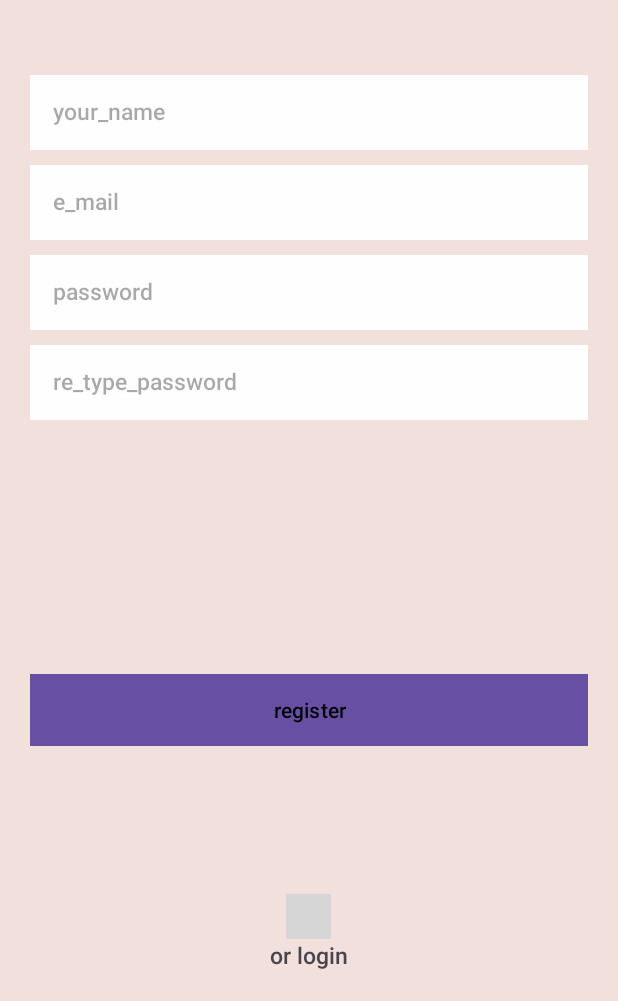
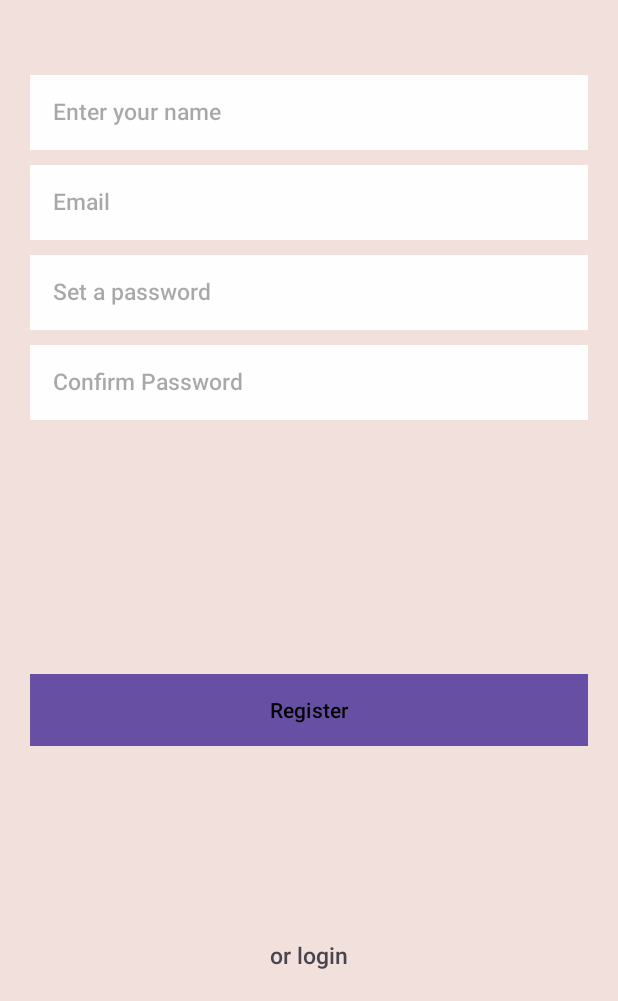
Before and after one commit to EqualOpportuna/EOAPP, an Android app: the layout sign_up.xml on its own in the app's theme, with its tools: preview values and no code run, on a phone screen of 412 x 824 dp, the part 235-1236 px from its top. Run offline under Robolectric (Android 15) with nearby library versions, the light colour scheme and no system bars; grey boxes are pictures that could not be loaded.

Commit message:
Fixed some issues
1. Fixed simple layout issues
2. changed input text box hints
3. removed an image view

```diff
--- a/app/src/main/res/layout/sign_up.xml
+++ b/app/src/main/res/layout/sign_up.xml
@@ -1,12 +1,10 @@
-<?xml version="1.0" encoding="utf-8"?>
+<?xml version="1.0" encoding="UTF-8"?>
 <androidx.constraintlayout.widget.ConstraintLayout xmlns:android="http://schemas.android.com/apk/res/android"
-    xmlns:app="http://schemas.android.com/apk/res-auto"
     xmlns:tools="http://schemas.android.com/tools"
     android:layout_width="match_parent"
     android:layout_height="match_parent"
     tools:context=".MainActivity">
 
-    <?xml version="1.0" encoding="utf-8"?>
     <LinearLayout
         android:layout_width="match_parent"
         android:layout_height="match_parent"
@@ -45,7 +43,7 @@
             android:layout_marginBottom="10dp"
             android:background="#FEFEFE"
             android:fontFamily="sans-serif-medium"
-            android:hint="your_name"
+            android:hint="Enter your name"
             android:inputType="textPersonName"
             android:padding="15dp"
             android:textSize="15sp" />
@@ -59,7 +57,7 @@
             android:layout_marginBottom="10dp"
             android:background="#FEFEFE"
             android:fontFamily="sans-serif-medium"
-            android:hint="e_mail"
+            android:hint="Email"
             android:inputType="textEmailAddress"
             android:padding="15dp"
             android:textSize="15sp" />
@@ -73,7 +71,7 @@
             android:layout_marginBottom="10dp"
             android:background="#FEFEFE"
             android:fontFamily="sans-serif-medium"
-            android:hint="password"
+            android:hint="Set a password"
             android:inputType="textPassword"
             android:padding="15dp"
             android:textSize="15sp" />
@@ -86,7 +84,7 @@
             android:layout_marginRight="20dp"
             android:background="#FEFEFE"
             android:fontFamily="sans-serif-medium"
-            android:hint="re_type_password"
+            android:hint="Confirm Password"
             android:inputType="textPassword"
             android:padding="15dp"
             android:textSize="15sp" />
@@ -106,18 +104,11 @@
                 android:layout_marginBottom="30dp"
                 android:background="#FB7F79"
                 android:fontFamily="sans-serif-medium"
-                android:text="register"
+                android:text="Register"
                 android:textColor="@color/black" />
 
-            <ImageView
-                android:layout_width="30dp"
-                android:layout_height="30dp"
-                android:layout_above="@id/swipeLeft"
-                android:layout_centerHorizontal="true"
-                android:src="@drawable/ic_arrow_left" />
-
             <TextView
-                android:id="@+id/swipeLeft"
+                android:id="@+id/or_login"
                 android:layout_width="wrap_content"
                 android:layout_height="wrap_content"
                 android:layout_alignParentBottom="true"
```
